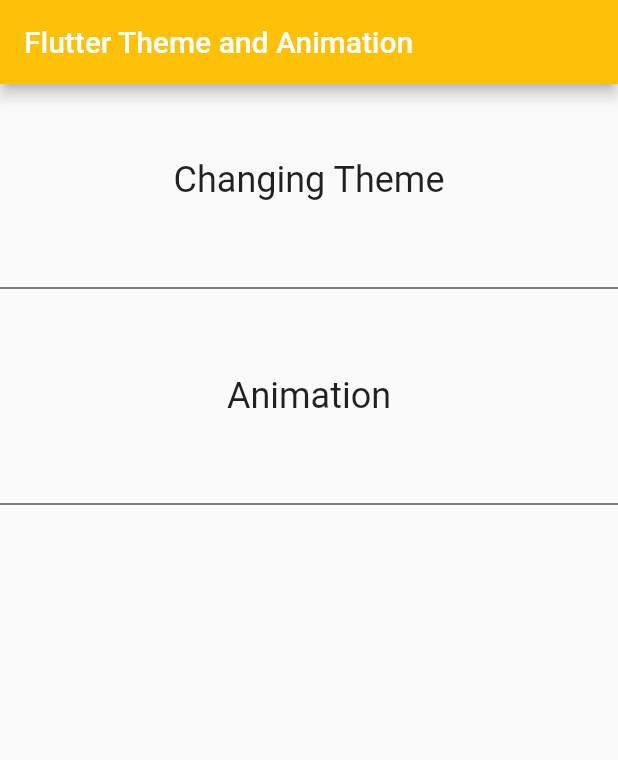
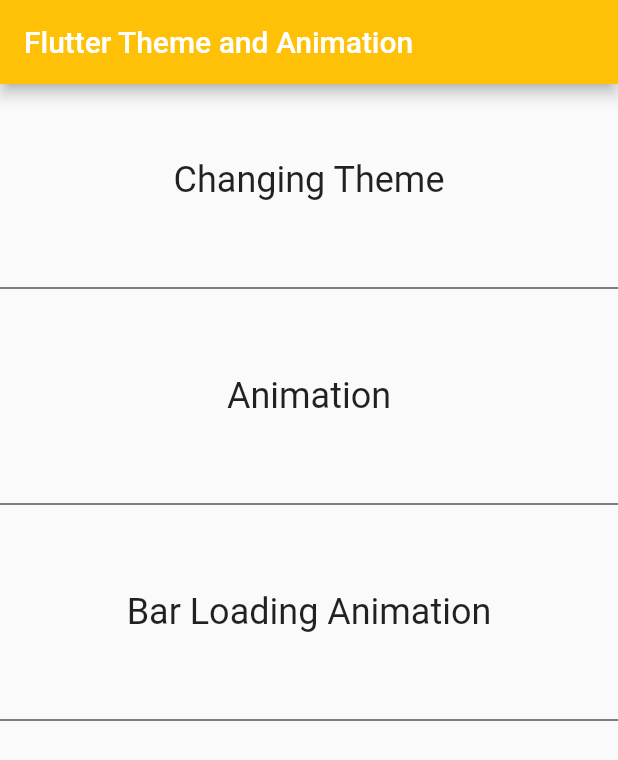
Before and after one commit to minhaz1217/flutter-theme-and-animation, a Flutter app: the screen it shows after launch, on a phone screen of 412 x 824 dp. Shown: the top 760 px of the screen. Run offline on Flutter 3.47's test engine with Material 2 defaults, Android fonts, the phone set to English and light mode, and no system bars.

Commit message:
Added boiler plate for a Page

```diff
--- a/lib/main.dart
+++ b/lib/main.dart
@@ -1,5 +1,6 @@
 import 'package:flutter/material.dart';
 import 'package:flutter_theme_and_animation/AnimationPage.dart';
+import 'package:flutter_theme_and_animation/BarLoadingAnimationPage.dart';
 import 'package:flutter_theme_and_animation/LayoutThemeContainer.dart';
 import 'package:flutter_theme_and_animation/ThemePage.dart';
 
@@ -43,18 +44,6 @@ class MyHomePage extends StatefulWidget {
 }
 
 class _MyHomePageState extends State<MyHomePage> {
-  int _counter = 0;
-
-  void _incrementCounter() {
-    setState(() {
-      // This call to setState tells the Flutter framework that something has
-      // changed in this State, which causes it to rerun the build method below
-      // so that the display can reflect the updated values. If we changed
-      // _counter without calling setState(), then the build method would not be
-      // called again, and so nothing would appear to happen.
-      _counter++;
-    });
-  }
   void gotoTheme(){
     print("THEME CLICKED");
     Navigator.push(context, MaterialPageRoute<void>(
@@ -84,6 +73,13 @@ class _MyHomePageState extends State<MyHomePage> {
     Navigator.push(context, MaterialPageRoute<void>(
         builder: (BuildContext context){
           return AnimationPage("Animation");
+        }));
+  }
+  void gotoBarLoadingAnimation(){
+    print("Bar Loading CLICKED");
+    Navigator.push(context, MaterialPageRoute<void>(
+        builder: (BuildContext context){
+          return BarLoadingAnimationPage("Bar Loading Animation");
         }));
   }
   @override
@@ -133,6 +129,25 @@ class _MyHomePageState extends State<MyHomePage> {
               ),
             ),
             Divider( color: Colors.black,),
+            InkWell(
+              highlightColor: Colors.yellow,
+              splashColor: Colors.red,
+              onTap: (){gotoBarLoadingAnimation();},
+              child: Padding(
+                padding: EdgeInsets.symmetric(
+                    horizontal: 16.0,
+                    vertical: 50.0
+                ),
+                child: Center(
+                  child: Text(
+                    "Bar Loading Animation",
+                    style: TextStyle(
+                      fontSize: 24.0,
+                    ),),
+                ),
+              ),
+            ),
+            Divider( color: Colors.black,),
 
 
           ],
```
Also changed, not shown: lib/BarLoadingAnimationPage.dart (added, +33 -0 lines).
